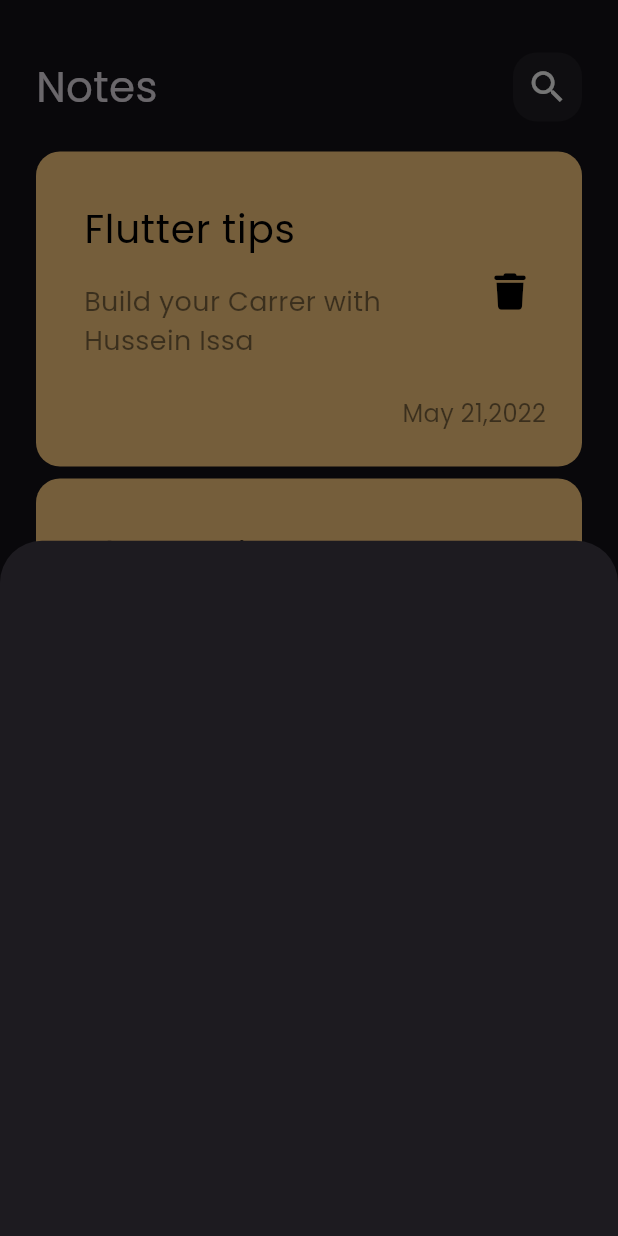
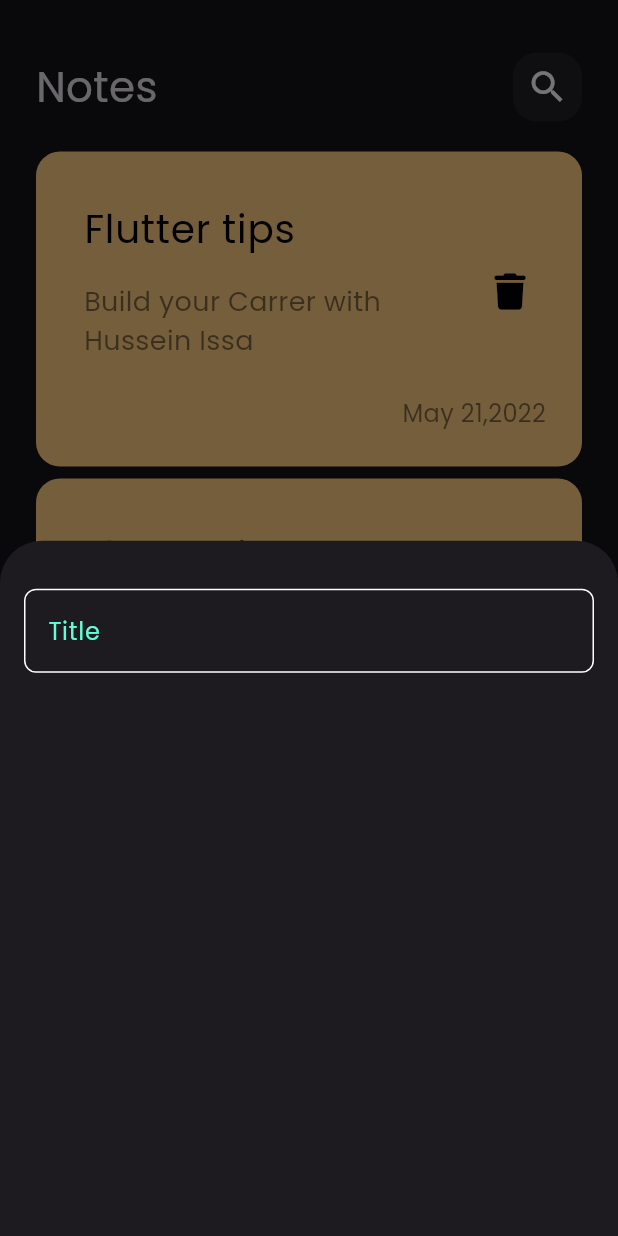
Before and after one commit to husseinmrba/notes_app_flutter, a Flutter app: the screen it shows after launch, after a tap on the "add" icon, on a phone screen of 412 x 824 dp. Run offline on Flutter 3.47's test engine with Material 3 defaults, Android fonts, the phone set to English and light mode, and no system bars; our stand-ins replace font_awesome_flutter.

Commit message:
create custom text field widget

```diff
--- /dev/null
+++ b/lib/constants.dart
@@ -0,0 +1,3 @@
+import 'package:flutter/material.dart';
+
+const kPrimaryColor = Color(0xff62FCD7);
--- a/lib/widgets/add_note_bottom_sheet.dart
+++ b/lib/widgets/add_note_bottom_sheet.dart
@@ -1,10 +1,23 @@
 import 'package:flutter/material.dart';
+import 'package:notes_app/widgets/custom_text_field.dart';
 
 class AddNoteBottomSheet extends StatelessWidget {
   const AddNoteBottomSheet({super.key});
 
   @override
   Widget build(BuildContext context) {
-    return Container();
+    return Padding(
+      padding: const EdgeInsets.symmetric(
+        horizontal: 16,
+      ),
+      child: Column(
+        children: [
+          SizedBox(
+            height: 32,
+          ),
+          CustomTextField(),
+        ],
+      ),
+    );
   }
 }
--- /dev/null
+++ b/lib/widgets/custom_text_field.dart
@@ -0,0 +1,31 @@
+import 'package:flutter/material.dart';
+import 'package:notes_app/constants.dart';
+
+class CustomTextField extends StatelessWidget {
+  const CustomTextField({super.key});
+
+  @override
+  Widget build(BuildContext context) {
+    return TextField(
+      cursorColor: kPrimaryColor,
+      decoration: InputDecoration(
+        hintText: 'Title',
+        hintStyle: TextStyle(
+          color: kPrimaryColor,
+        ),
+        border: buildBorder(),
+        enabledBorder: buildBorder(),
+        focusedBorder: buildBorder(kPrimaryColor),
+      ),
+    );
+  }
+
+  OutlineInputBorder buildBorder([color]) {
+    return OutlineInputBorder(
+      borderRadius: BorderRadius.circular(8),
+      borderSide: BorderSide(
+        color: color ?? Colors.white,
+      ),
+    );
+  }
+}
```
